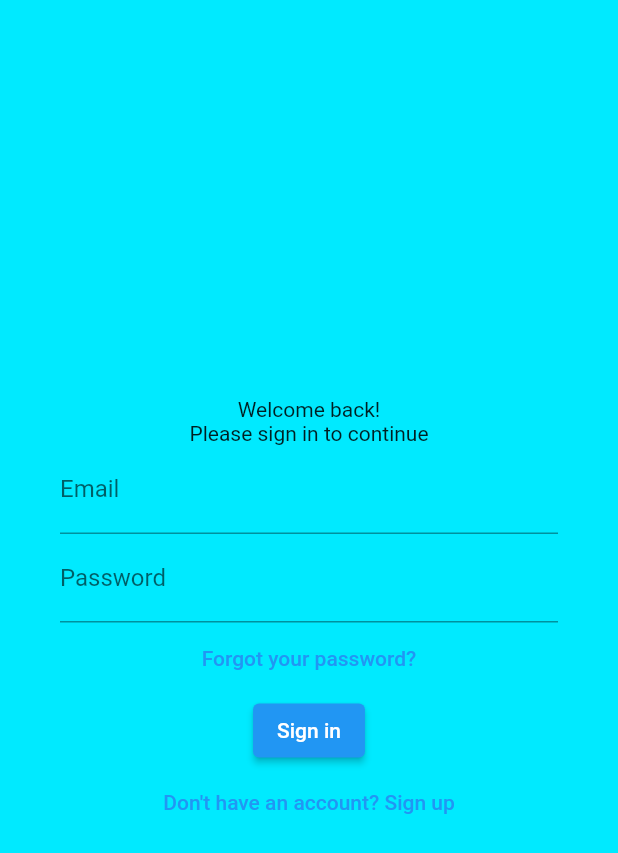
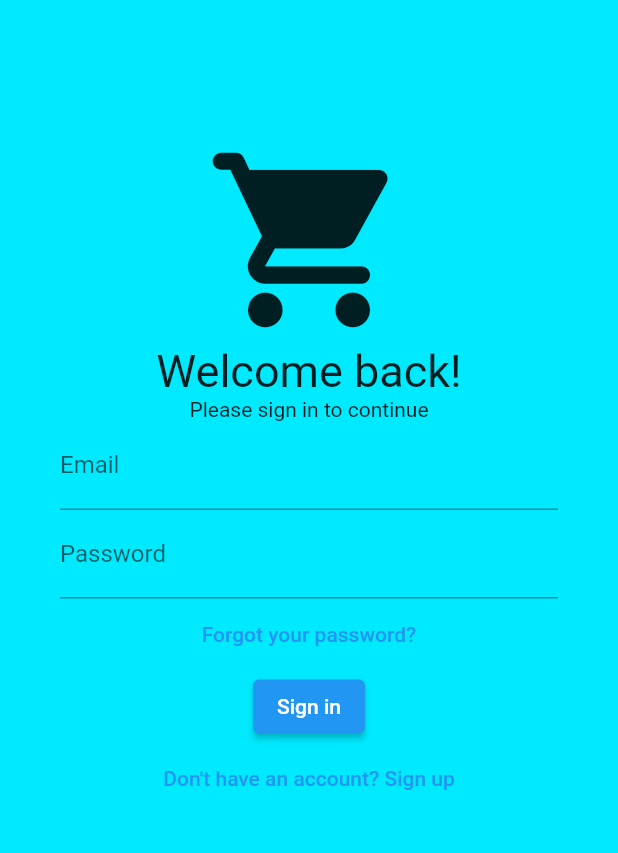
Before and after one commit to valdodotcom/COE356-VorTech, a Flutter app: the screen it shows after launch, after a tap on "Sign in", on a phone screen of 412 x 824 dp. Shown: the top 853 px of the screen. Run offline on Flutter 3.47's test engine with Material 2 defaults, Android fonts, the phone set to English and light mode, and no system bars.

Commit message:
Icon Added To Home Screens
ListView added to Login page to make it scrollable after putting in the shopping cart icon

```diff
--- a/instashop/lib/ui/home.dart
+++ b/instashop/lib/ui/home.dart
@@ -13,6 +13,8 @@ class Home extends StatelessWidget {
             child: new Column(
                 mainAxisAlignment: MainAxisAlignment.center,
                 children: <Widget>[
+                  new Icon(Icons.shopping_cart_rounded,
+                  size: 250.0,),
                   new Text(
                     "instaShop",
                     style: new TextStyle(
@@ -55,17 +57,19 @@ class SignInPage extends StatelessWidget {
     var _emailController = TextEditingController();
     var _passwordController = TextEditingController();
     return new Scaffold(
-      // appBar: new AppBar(
-      //   backgroundColor: Color(0xff00eaff),
-      // ),
-      body: new Container(
+      backgroundColor:  Color(0xff00eaff),
+      body: new ListView(
         padding: EdgeInsets.all(40.0),
-        color: Color(0xff00eaff),
-        alignment: Alignment.center,
-        child: new Column(
-          mainAxisAlignment: MainAxisAlignment.center,
           children: <Widget>[
-            new Text("Welcome back!"),
+            new Column(
+              // crossAxisAlignment: CrossAxisAlignment.stretch,
+              //   mainAxisAlignment: MainAxisAlignment.center,
+            children: <Widget>[
+              new Padding(padding: EdgeInsets.fromLTRB(0.0, 50.0, 0.0, 0.0)),
+        new Icon(Icons.shopping_cart_rounded,
+        size: 140.0),
+      new Text("Welcome back!",
+        style: new TextStyle(fontSize: 30),),
       new Text("Please sign in to continue"),
       new TextField(
         controller: _emailController,
@@ -96,9 +100,10 @@ class SignInPage extends StatelessWidget {
               builder: (BuildContext context) => new SignInPage());
           Navigator.of(context).push(router);
         },
-                child: new Text("Don't have an account? Sign up"),)
-          ],
-        ),
+        child: new Text("Don't have an account? Sign up"),),
+        ]
+
+            )],
         ),
     );
   }
```
Lines whose indentation alone changed are shown as unchanged.
